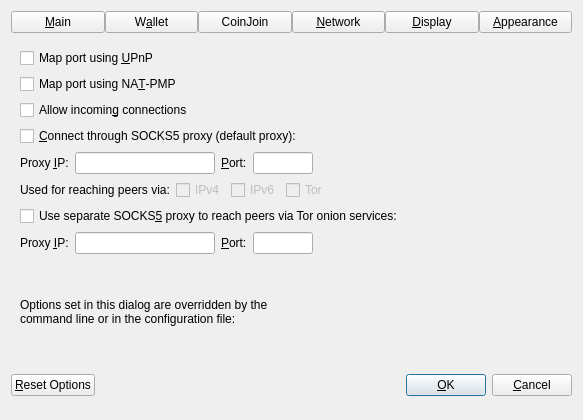
This is src/qt/forms/optionsdialog.ui in Leonardiae/maximus as Qt 5 draws it before an edit. The edited form follows.
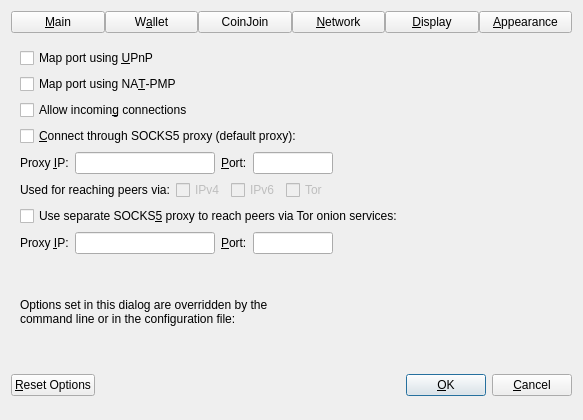
This is the edited form. The open tabs and pages were chosen to show the change. Custom widgets are drawn as their Qt base class.

```diff
--- a/src/qt/forms/optionsdialog.ui
+++ b/src/qt/forms/optionsdialog.ui
@@ -703,13 +703,13 @@
           <widget class="QLineEdit" name="proxyPort">
            <property name="minimumSize">
             <size>
-             <width>60</width>
+             <width>80</width>
              <height>0</height>
             </size>
            </property>
            <property name="maximumSize">
             <size>
-             <width>60</width>
+             <width>80</width>
              <height>16777215</height>
             </size>
            </property>
@@ -860,13 +860,13 @@
           <widget class="QLineEdit" name="proxyPortTor">
            <property name="minimumSize">
             <size>
-             <width>60</width>
+             <width>80</width>
              <height>0</height>
             </size>
            </property>
            <property name="maximumSize">
             <size>
-             <width>60</width>
+             <width>80</width>
              <height>16777215</height>
             </size>
            </property>
```
